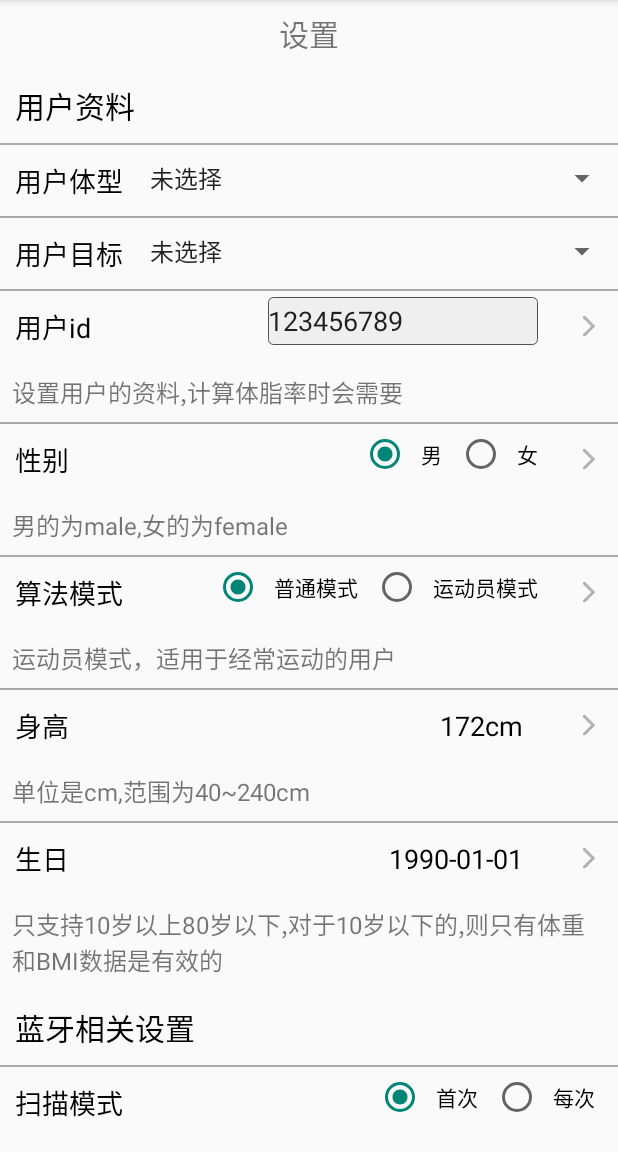
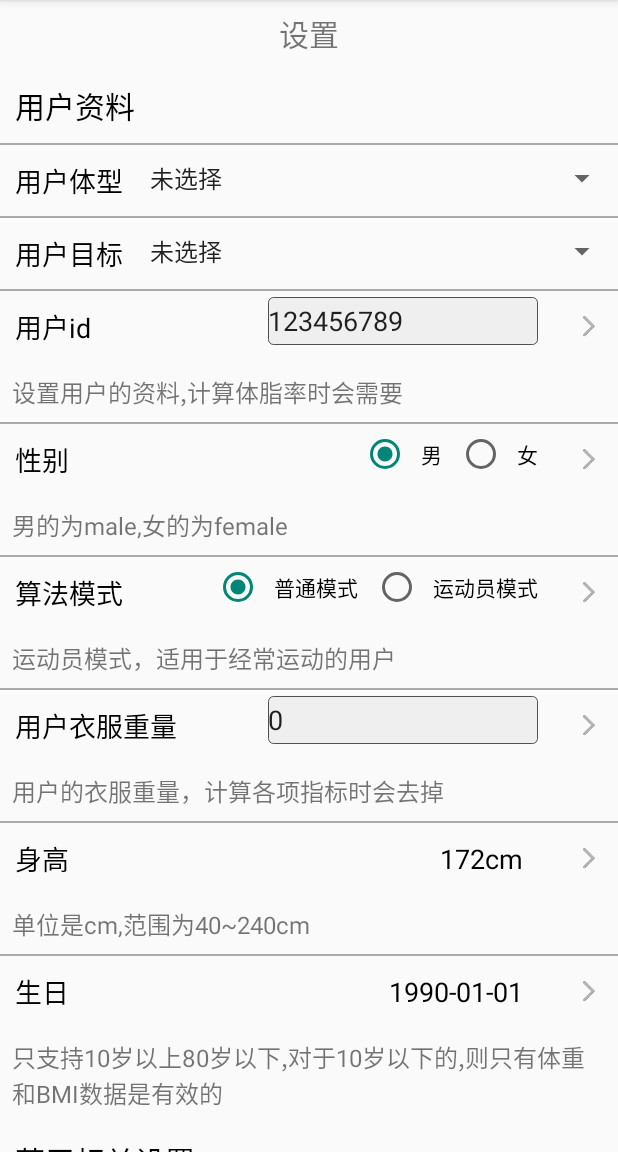
Before and after one commit to YolandaQingniu/qnscalesdk, an Android app: the screen it shows after launch (SettingActivity), on a phone screen of 412 x 824 dp, the part 84-1236 px from its top. Run offline under Robolectric (Android 15) with nearby library versions, the phone set to English and light mode, and no system bars; our stand-ins replace ButterKnife; libraries missing offline, so code that uses them is left out: com.yolanda.health; 3 statements that could not run were skipped.

Commit message:
0.6.4-beta5代码提交

```diff
--- a/app/build.gradle
+++ b/app/build.gradle
@@ -65,7 +65,7 @@ dependencies {
     testCompile 'junit:junit:4.12'
     compile 'cn.bingoogolapple:bga-qrcode-zxing:1.3.6'
 //    compile ("com.github.duodebuyali:QNScaleSDK:master-SNAPSHOT") {
-    compile("com.github.YolandaQingniu:qnscalesdk:0.6.4-beta4") {
+    compile("com.github.YolandaQingniu:qnscalesdk:0.6.4-beta5") {
         exclude module: "support-v4"//防止和module引用的v4资源版本不同
     }
 }
--- a/app/src/main/java/com/qingniu/qnble/demo/view/ScanActivity.java
+++ b/app/src/main/java/com/qingniu/qnble/demo/view/ScanActivity.java
@@ -216,6 +216,10 @@ public class ScanActivity extends AppCompatActivity implements AdapterView.OnIte
         mQnConfig.setConnectOutTime(mConfig.getConnectOutTime());
         mQnConfig.setUnit(mConfig.getUnit());
         mQnConfig.setOnlyScreenOn(mConfig.isOnlyScreenOn());
+        /**
+         * 强化广播秤信号，此选项只对广播秤有效
+         */
+        mQnConfig.setEnhanceBleBroadcast(mConfig.isEnhanceBleBroadcast());
         //设置扫描对象
         mQnConfig.save(new QNResultCallback() {
             @Override
@@ -291,7 +295,7 @@ public class ScanActivity extends AppCompatActivity implements AdapterView.OnIte
             wifiSetDialog.show();
         }else {
             if(device.getDeviceType()== ScaleType.SCALE_BROADCAST_DOUBLE ||
-                    device.getDeviceType()== ScaleType.SCALE_BROADCAST_SINGLE_OKOK
+                    device.getDeviceType()== ScaleType.SCALE_BROADCAST_SINGLE
                     ||device.getDeviceType()== ScaleType.SCALE_BROADCAST_SINGLE_OKOK){
                 startActivity(BroadcastScaleActivity.getCallIntent(ScanActivity.this, mUser, device));
             }else {
--- a/app/src/main/res/layout/activity_broadcast_scale.xml
+++ b/app/src/main/res/layout/activity_broadcast_scale.xml
@@ -35,7 +35,7 @@
         <TextView
             android:layout_width="wrap_content"
             android:layout_height="wrap_content"
-            android:text="此功能只双模称有效" />
+            android:text="此功能只对双向广播秤有效" />
     </LinearLayout>
 
     <LinearLayout
--- a/app/src/main/res/layout/activity_setting.xml
+++ b/app/src/main/res/layout/activity_setting.xml
@@ -227,6 +227,47 @@
                 android:layout_height="wrap_content">
 
                 <TextView
+                    android:id="@+id/user_clothes_explain"
+                    style="@style/user_small_text"
+                    android:text="用户衣服重量"/>
+
+                <ImageView
+                    android:id="@+id/user_clothes_arrow"
+                    style="@style/user_arrow_image"
+                    android:src="@drawable/system_item_arrow"/>
+
+                <EditText
+                    android:id="@+id/user_clothes_edt"
+                    android:layout_width="180dp"
+                    android:layout_height="32dp"
+                    android:layout_alignParentTop="true"
+                    android:layout_marginEnd="30dp"
+                    android:layout_marginTop="4dp"
+                    android:layout_toStartOf="@+id/user_clothes_arrow"
+                    android:background="@drawable/edittext_background"
+                    android:text="0"
+                    android:inputType="numberDecimal"/>
+
+
+            </RelativeLayout>
+
+            <TextView
+                style="@style/user_explain_text"
+                android:text="用户的衣服重量，计算各项指标时会去掉"/>
+        </LinearLayout>
+
+        <TextView style="@style/divide_line"/>
+
+        <LinearLayout
+            android:layout_width="match_parent"
+            android:layout_height="wrap_content"
+            android:orientation="vertical">
+
+            <RelativeLayout
+                android:layout_width="match_parent"
+                android:layout_height="wrap_content">
+
+                <TextView
                     android:id="@+id/user_height_explain"
                     style="@style/user_small_text"
                     android:text="身高"/>
@@ -427,6 +468,12 @@
                     android:src="@drawable/system_item_arrow"/>
             </RelativeLayout>
 
+            <android.support.v7.widget.AppCompatCheckBox
+                android:id="@+id/onlyBroadCast"
+                android:layout_width="wrap_content"
+                android:text="强化蓝牙广播（只对广播秤有用）"
+                android:layout_height="wrap_content" />
+
             <EditText
                 android:id="@+id/connect_out_timeEt"
                 android:layout_width="match_parent"
```
Also changed, not shown: app/src/main/java/com/qingniu/qnble/demo/SettingActivity.java (+36 -6 lines), app/src/main/java/com/qingniu/qnble/demo/bean/Config.java (+16 -0 lines), app/src/main/java/com/qingniu/qnble/demo/view/BroadcastScaleActivity.java (+19 -0 lines), qnscalesdk/libs/qnsdk-0.6.4-beta5.jar, 1 other file.
